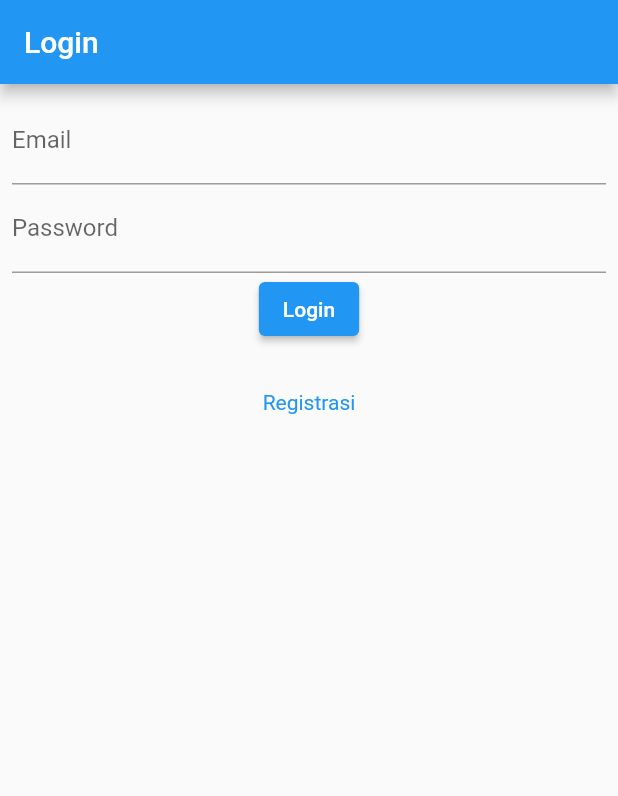
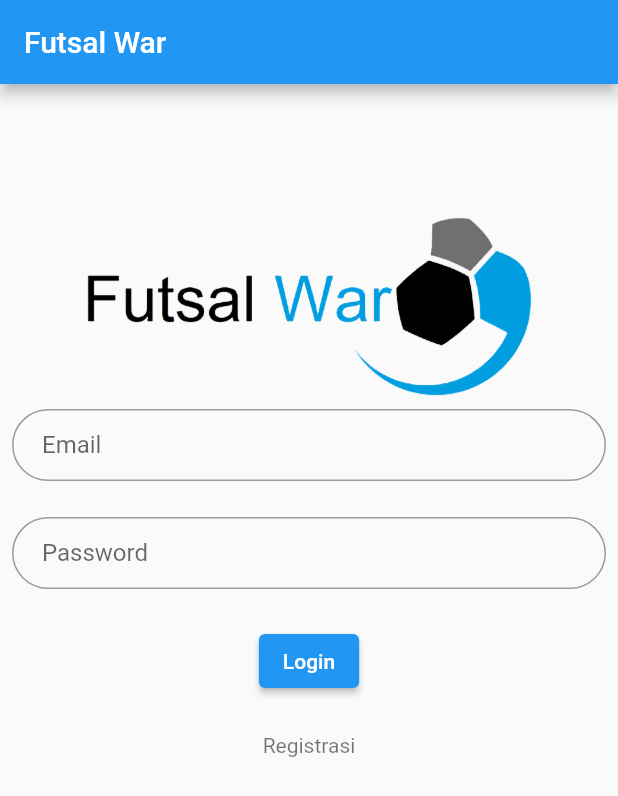
Before and after one commit to faizalindra/futsalwar, a Flutter app: the screen it shows after launch, on a phone screen of 412 x 824 dp. Shown: the top 796 px of the screen. Run offline on Flutter 3.47's test engine with Material 2 defaults, Android fonts, the phone set to English and light mode, and no system bars; our stand-ins replace shared_preferences.

Commit message:
Menambah Logo, dan Dekorasi(kotak Login + Password) untuk Login Page

```diff
--- a/lib/ui/login_page.dart
+++ b/lib/ui/login_page.dart
@@ -22,7 +22,7 @@ class _LoginPageState extends State<LoginPage> {
   Widget build(BuildContext context) {
     return Scaffold(
       appBar: AppBar(
-        title: Text("Login"),
+        title: Text("Futsal War"),
       ),
       body: SingleChildScrollView(
         child: Container(
@@ -32,12 +32,14 @@ class _LoginPageState extends State<LoginPage> {
               key: _formKey,
               child: Column(
                 children: [
+                  logo(),
+                  SizedBox(height: 8.0),
                   _emailTextField(),
+                  SizedBox(height: 24.0),
                   _passwordTextField(),
+                  SizedBox(height: 24.0),
                   _buttonLogin(),
-                  SizedBox(
-                    height: 30,
-                  ),
+                  SizedBox(height: 24.0),
                   _menuRegistrasi()
                 ],
               ),
@@ -48,10 +50,34 @@ class _LoginPageState extends State<LoginPage> {
     );
   }
 
+  Widget logo() {
+    return new Container(
+      child: new Center(
+          child: new Column(
+        children: [
+          new Padding(
+            padding: new EdgeInsets.all(20.0),
+          ),
+          new Padding(
+            padding: new EdgeInsets.all(20.0),
+          ),
+          new Image.asset(
+            "img/futsalwar.png",
+            width: 300.0,
+          )
+        ],
+      )),
+    );
+  }
+
   //Membuat Textbox Email
   Widget _emailTextField() {
     return TextFormField(
-      decoration: InputDecoration(labelText: "Email"),
+      decoration: InputDecoration(
+        labelText: 'Email',
+        contentPadding: EdgeInsets.fromLTRB(20.0, 10.0, 20.0, 10.0),
+        border: OutlineInputBorder(borderRadius: BorderRadius.circular(32.0)),
+      ),
       keyboardType: TextInputType.emailAddress,
       controller: _emailTextboxController,
       validator: (value) {
@@ -66,7 +92,11 @@ class _LoginPageState extends State<LoginPage> {
   //membuat Textbox Password
   Widget _passwordTextField() {
     return TextFormField(
-      decoration: InputDecoration(labelText: "Password"),
+      decoration: InputDecoration(
+        labelText: 'Password',
+        contentPadding: EdgeInsets.fromLTRB(20.0, 10.0, 20.0, 10.0),
+        border: OutlineInputBorder(borderRadius: BorderRadius.circular(32.0)),
+      ),
       keyboardType: TextInputType.emailAddress,
       obscureText: true,
       controller: _passwordTextboxController,
@@ -125,7 +155,7 @@ class _LoginPageState extends State<LoginPage> {
         child: InkWell(
           child: Text(
             "Registrasi",
-            style: TextStyle(color: Colors.blue),
+            style: TextStyle(color: Colors.black54),
           ),
           onTap: () {
             Navigator.push(context,
--- a/pubspec.yaml
+++ b/pubspec.yaml
@@ -50,6 +50,8 @@ flutter:
   # assets:
   #   - images/a_dot_burr.jpeg
   #   - images/a_dot_ham.jpeg
+  assets:
+  - img/futsalwar.png
 
   # An image asset can refer to one or more resolution-specific "variants", see
   # https://flutter.dev/assets-and-images/#resolution-aware.
```
Also changed, not shown: img/futsalwar.png (added), img/login_bg.jpg (added), img/logo.png (added).
